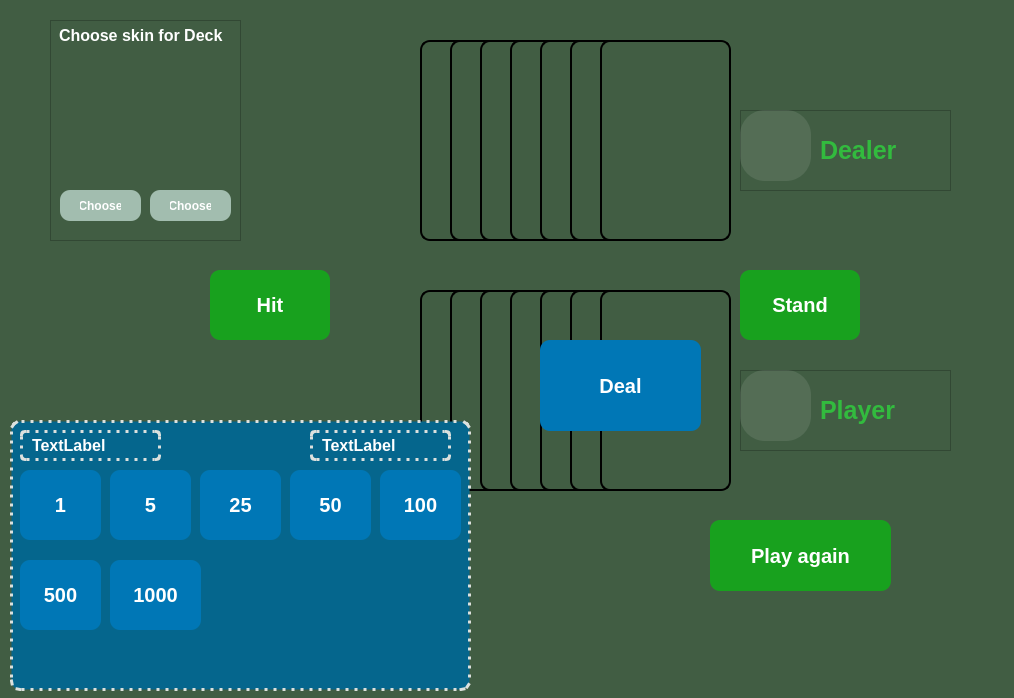
Old version of the form mainwindow.ui in the repository Yaroslav3947/Blackjack.
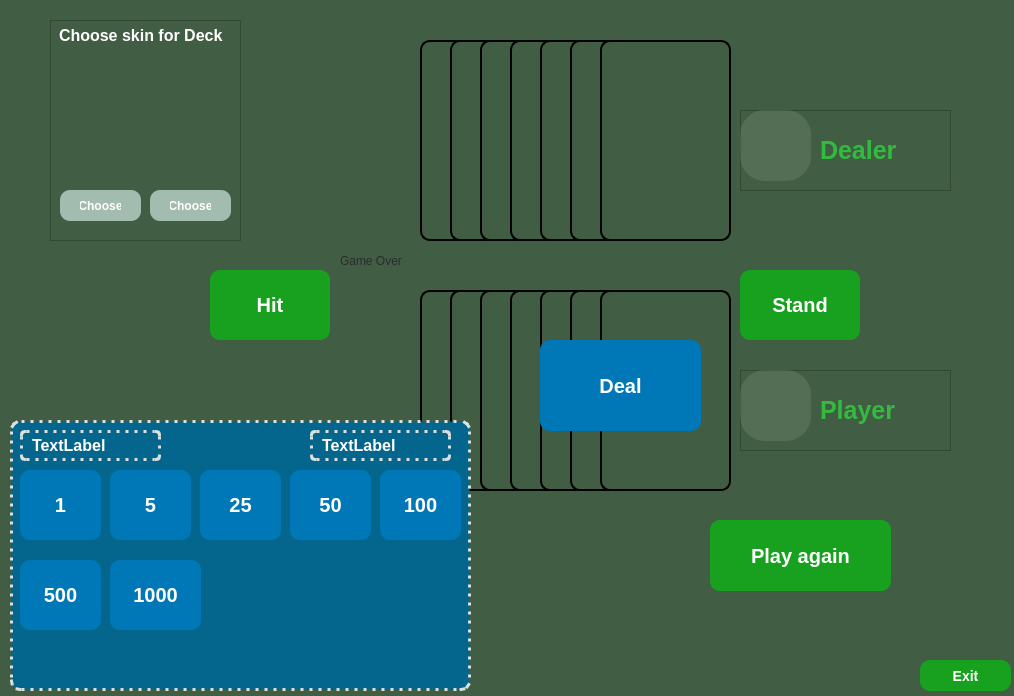
New version of the form. Icons and pictures are not drawn.

```diff
--- a/mainwindow.ui
+++ b/mainwindow.ui
@@ -7,7 +7,7 @@
     <x>0</x>
     <y>0</y>
     <width>1014</width>
-    <height>698</height>
+    <height>696</height>
    </rect>
   </property>
   <property name="windowTitle">
@@ -1062,6 +1062,55 @@
      </property>
     </widget>
    </widget>
+   <widget class="QPushButton" name="exitButton">
+    <property name="geometry">
+     <rect>
+      <x>920</x>
+      <y>660</y>
+      <width>91</width>
+      <height>31</height>
+     </rect>
+    </property>
+    <property name="styleSheet">
+     <string notr="true">QPushButton {
+    background-color: #18a11e;
+    border: none;
+    color: white;
+    padding: 10px 20px;
+    font-size: 14px;
+    font-weight: bold;
+    border-radius: 10px;
+}
+
+QPushButton:hover {
+    background-color: #208b3a;
+}</string>
+    </property>
+    <property name="text">
+     <string>Exit</string>
+    </property>
+   </widget>
+   <widget class="QLabel" name="gameOverLabel">
+    <property name="geometry">
+     <rect>
+      <x>340</x>
+      <y>190</y>
+      <width>421</width>
+      <height>141</height>
+     </rect>
+    </property>
+    <property name="styleSheet">
+     <string notr="true">font: 58pt &quot;Showcard Gothic&quot;;
+color: rgb(43, 43, 43);
+background-color: transparent;
+text-align: center;
+
+</string>
+    </property>
+    <property name="text">
+     <string>Game Over</string>
+    </property>
+   </widget>
    <zorder>dealerCard1</zorder>
    <zorder>hitButton</zorder>
    <zorder>standButton</zorder>
```
Left out of the diff: 2 changed lines with no effect on the pictures.
